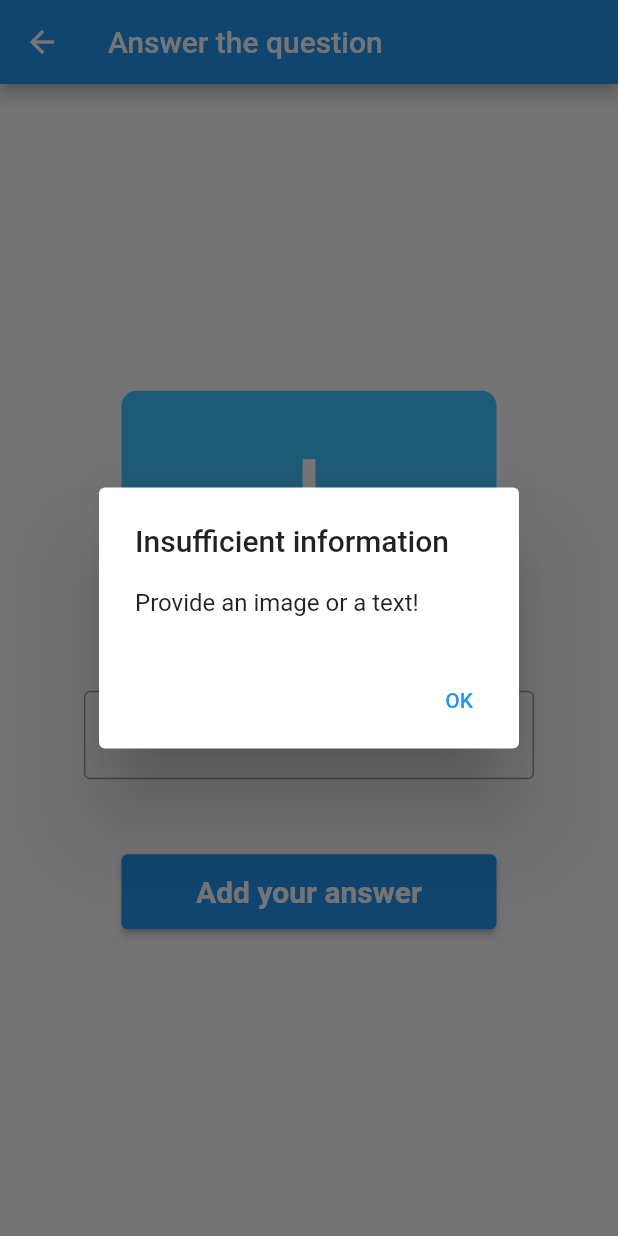
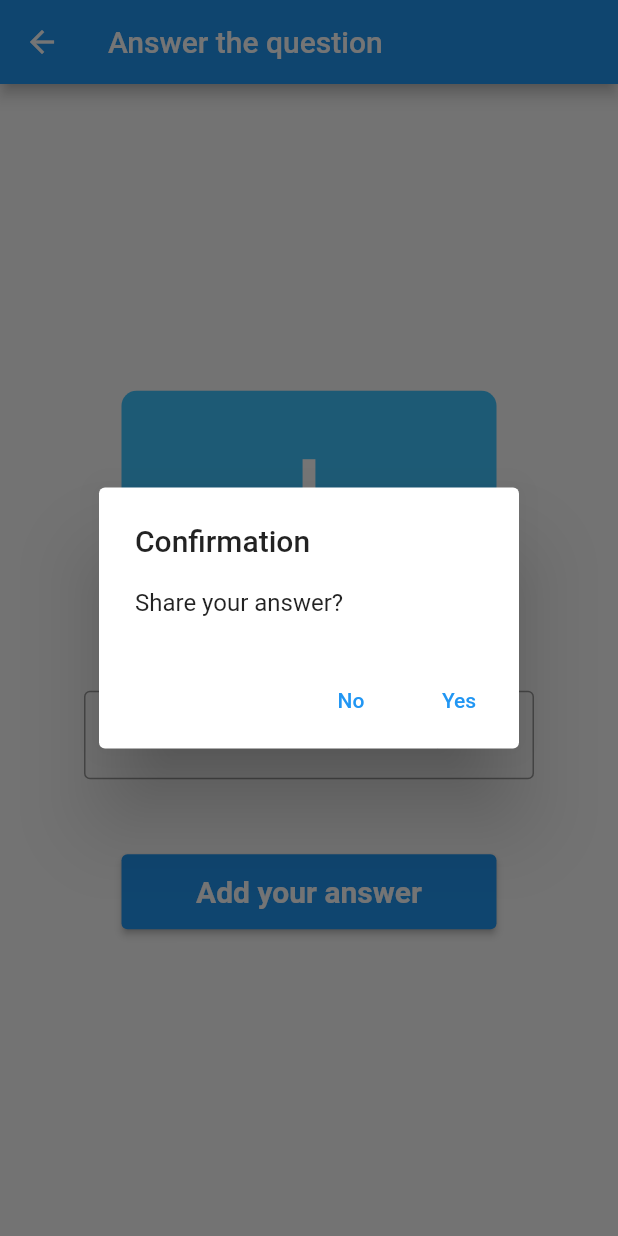
Before and after one commit to mtarikg/QuestionWorld, a Flutter app: the AnswerQuestion screen opened directly with empty values, after a tap on "Add your answer", on a phone screen of 412 x 824 dp. Run offline on Flutter 3.47's test engine with Material 2 defaults, Android fonts, the phone set to English and light mode, and no system bars; our stand-ins replace cloud_firestore, firebase_auth, firebase_storage, google_sign_in, image_picker, permission_handler; accounts and stored records are empty.

Commit message:
Latest version

```diff
--- a/lib/Core/addQuestion.dart
+++ b/lib/Core/addQuestion.dart
@@ -131,8 +131,7 @@ class _AddQuestionState extends State<AddQuestion> {
 
   void validateQuestion() {
     if (selectedCategory == null ||
-        descriptionController.text == null ||
-        file == null) {
+        (descriptionController.text == null && file == null)) {
       Widget warningButton = TextButton(
           onPressed: () {
             Navigator.of(context).pop();
--- a/lib/Core/answerQuestion.dart
+++ b/lib/Core/answerQuestion.dart
@@ -111,8 +111,7 @@ class _AnswerQuestionState extends State<AnswerQuestion> {
   }
 
   void validateAnswer() {
-    if (descriptionController.text == null ||
-        file == null) {
+    if (descriptionController.text == null && file == null) {
       Widget warningButton = TextButton(
           onPressed: () {
             Navigator.of(context).pop();
```
Also changed, not shown: lib/AccountPagesAndNotification/NotificationsPage.dart (+14 -7 lines).
